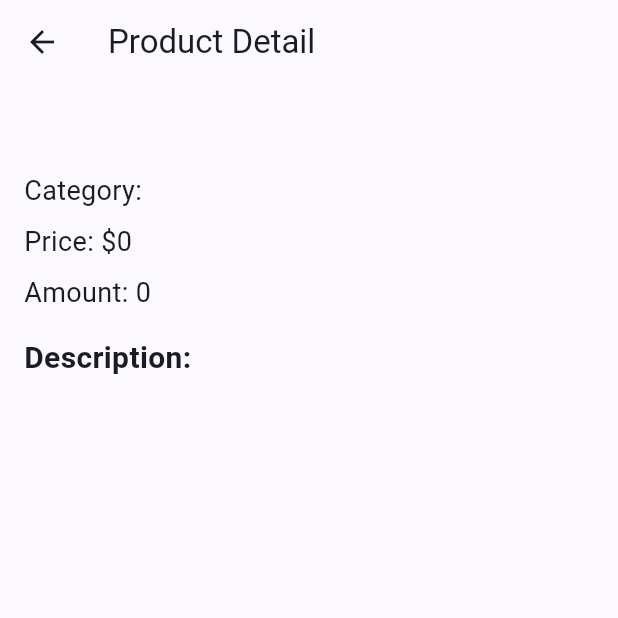
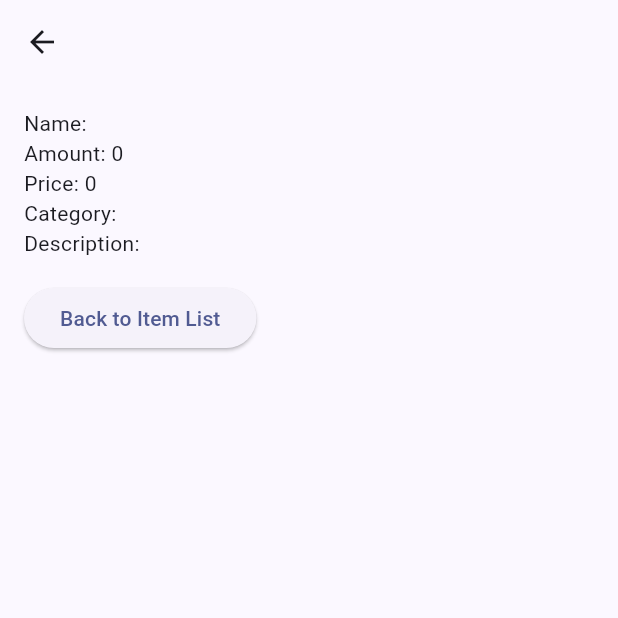
Before and after one commit to dienzahraaa/circle_d_mobile, a Flutter app: the ProductDetailPage screen opened directly with empty values, on a phone screen of 412 x 824 dp, the top half of it. Run offline on Flutter 3.47's test engine with Material 2 defaults, Android fonts, the light colour scheme and no system bars; missing offline and left inert: pbp_django_auth.

Commit message:
mengerjakan bonus

```diff
--- a/lib/screens/detail_information.dart
+++ b/lib/screens/detail_information.dart
@@ -6,56 +6,35 @@ import 'package:circle_d/screens/show_item.dart';
 import 'package:circle_d/widgets/left_drawer.dart';
 import 'package:flutter/material.dart';
 
+
+
 class ProductDetailPage extends StatelessWidget {
-  final Product product;
+  final Product item;
 
-  const ProductDetailPage({Key? key, required this.product}) : super(key: key);
+  ProductDetailPage({required this.item});
 
   @override
   Widget build(BuildContext context) {
     return Scaffold(
-      appBar: AppBar(
-        title: Text('Product Detail'),
-      ),
+      appBar: AppBar(title: Text(item.fields.name)),
       body: Padding(
-        padding: EdgeInsets.all(16.0),
+        padding: const EdgeInsets.all(16.0),
         child: Column(
           crossAxisAlignment: CrossAxisAlignment.start,
           children: [
-            Text(
-              product.fields.name,
-              style: TextStyle(
-                fontSize: 24,
-                fontWeight: FontWeight.bold,
-              ),
-            ),
-            SizedBox(height: 8),
-            Text(
-              'Category: ${product.fields.category}',
-              style: TextStyle(fontSize: 18),
-            ),
-            SizedBox(height: 8),
-            Text(
-              'Price: \$${product.fields.price}',
-              style: TextStyle(fontSize: 18),
-            ),
-            SizedBox(height: 8),
-            Text(
-              'Amount: ${product.fields.amount}',
-              style: TextStyle(fontSize: 18),
-            ),
+            Text('Name: ${item.fields.name}'),
+            Text('Amount: ${item.fields.amount}'),
+            Text('Price: ${item.fields.price}'),
+            Text('Category: ${item.fields.category}'),
+            Text('Description: ${item.fields.description}'),
+            // Add other attributes
             SizedBox(height: 16),
-            Text(
-              'Description:',
-              style: TextStyle(
-                fontSize: 20,
-                fontWeight: FontWeight.bold,
-              ),
-            ),
-            SizedBox(height: 8),
-            Text(
-              product.fields.description,
-              style: TextStyle(fontSize: 18),
+            ElevatedButton(
+              onPressed: () {
+                // Navigate back to the item list screen
+                Navigator.pop(context);
+              },
+              child: Text('Back to Item List'),
             ),
           ],
         ),
```
Also changed, not shown: lib/screens/login.dart (+13 -1 lines), lib/screens/register.dart (added, +274 -0 lines), lib/screens/show_item.dart (+25 -12 lines).
